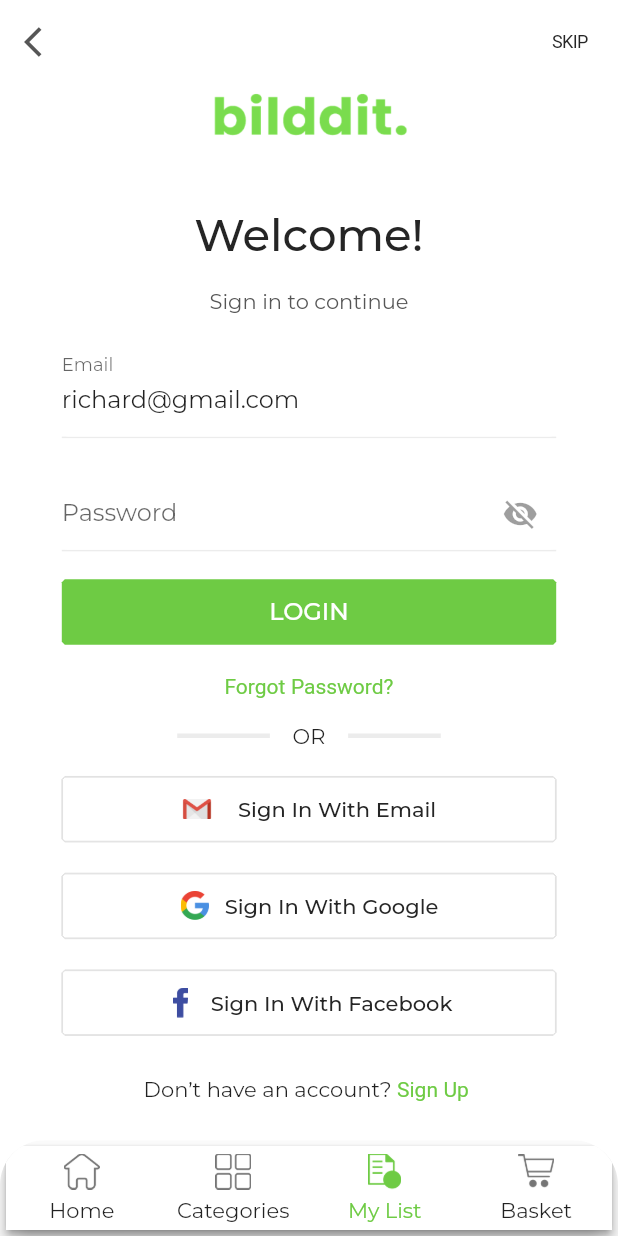
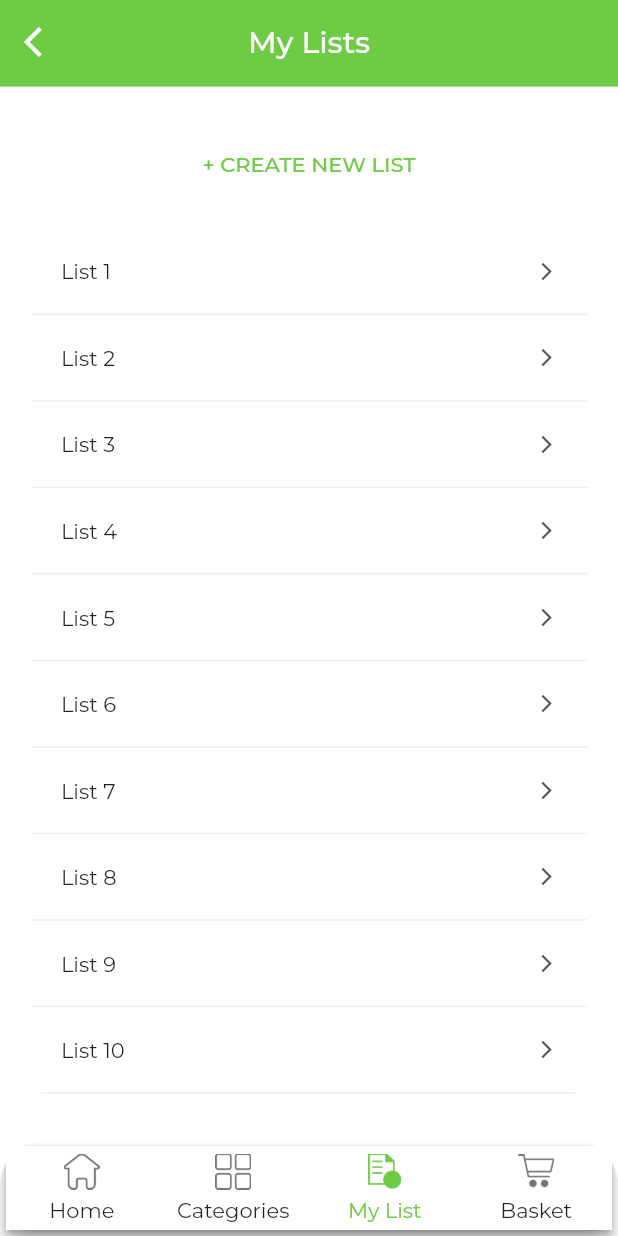
Before and after one commit to ishaque-mobikasa/trueBilddit, a Flutter app: the screen it shows after launch, item 3 of the bottom bar chosen, on a phone screen of 412 x 824 dp. Run offline on Flutter 3.47's test engine with Material 2 defaults, Android fonts, the phone set to English and light mode, and no system bars; drawn by our look-alikes of custom_navigation_bar; our stand-ins replace csc_picker, flutter_slidable, get, google_fonts, image_picker; key blocks and very long unbroken strings in the code were emptied for the run.

Commit message:
done List

```diff
--- a/lib/app/routes/routes.dart
+++ b/lib/app/routes/routes.dart
@@ -19,6 +19,8 @@ import 'package:truebildit/presentation/pages/login/otp_login/controller_binding
 import 'package:truebildit/presentation/pages/login/otp_login/otp_login_view.dart';
 import 'package:truebildit/presentation/pages/my_account/controllers_binding/my_account_binding.dart';
 import 'package:truebildit/presentation/pages/my_account/my_account_view.dart';
+import 'package:truebildit/presentation/pages/my_list/controllers_bindings/my_list_binding.dart';
+import 'package:truebildit/presentation/pages/my_list/my_list_view.dart';
 import 'package:truebildit/presentation/pages/profile/controllers_bindings/profile_binding.dart';
 import 'package:truebildit/presentation/pages/profile/profile_view.dart';
 import 'package:truebildit/presentation/pages/search_results/controllers_bindings/search_binding.dart';
@@ -46,6 +48,7 @@ class Routes {
   static const changePasswordView = "/changePasswordView";
   static const emailLoginView = "/emailLoginView";
   static const subCategoryView = "/subCategoryView";
+   static const myListView = "/myListView";
 }
 
 class AppPages {
@@ -114,5 +117,9 @@ class AppPages {
         name: Routes.subCategoryView,
         page: () => const SubCategoryView(),
         binding: SubCategoryBinding()),
+          GetPage(
+        name: Routes.myListView,
+        page: () => const MyListView(),
+        binding: MyListBinding()),
   ];
 }
--- a/lib/app/utils/strings.dart
+++ b/lib/app/utils/strings.dart
@@ -9,6 +9,7 @@ class AppStrings {
       "Enter your email address. You will receive an\n email with a link to reset your password";
   static String needYourLocation = "Need Your Location";
   static String searchForProduct = "Search for your product here...";
+  static String didntCreateList = "You didn't create a list yet.\n Please create a list to add your items";
 }
 
 class UrlStrings {}
@@ -46,4 +47,5 @@ class AssetStrings {
   static String emailIcon = "assets/images/mail_icon.png";
   static String gardeningIcon = "assets/images/gardening.png";
   static String changePassword = "assets/images/change_password.png";
+  static String emptyList = "assets/images/empty_list.png";
 }
--- a/lib/presentation/pages/address/view_all_address/address_view.dart
+++ b/lib/presentation/pages/address/view_all_address/address_view.dart
@@ -33,7 +33,7 @@ class ViewAllAddressView extends GetView<ViewAllAddressController> {
         ),
         Container(
           margin: EdgeInsets.only(top: Get.height * 0.01),
-          height: 55,
+          height: Get.height * 0.065,
           child: ShortButton(
               buttonTextStyle: TextStyle(
                   fontSize: 14,
--- a/lib/presentation/pages/dash_board/controllers_binding/dash_board_controller.dart
+++ b/lib/presentation/pages/dash_board/controllers_binding/dash_board_controller.dart
@@ -1,10 +1,8 @@
-import 'dart:developer';
-
 import 'package:flutter/material.dart';
 import 'package:get/get.dart';
-import 'package:truebildit/presentation/pages/address/add_address_page/add_address_view.dart';
+import 'package:truebildit/presentation/pages/address/view_all_address/address_view.dart';
 import 'package:truebildit/presentation/pages/home/home_view.dart';
-import 'package:truebildit/presentation/pages/login/email_login/email_login_view.dart';
+import 'package:truebildit/presentation/pages/my_list/my_list_view.dart';
 import 'package:truebildit/presentation/pages/sub_category_listing/sub_category_view.dart';
 
 class DashBoardController extends GetxController {
@@ -13,8 +11,8 @@ class DashBoardController extends GetxController {
   List<Widget> pages = [
     const HomeView(),
     const SubCategoryView(),
-    const EmailLoginView(),
-    const AddNewAddressView()
+    const MyListView(),
+    const ViewAllAddressView()
   ];
   Color getScaffoldColor() => _scaffoldBackground.value;
 
@@ -22,12 +20,8 @@ class DashBoardController extends GetxController {
   setIndex(index) {
     if (index != selectedIndex.value) {
       selectedIndex.value = index;
-      if (index == 0 || index == 1) {
-        setWhiteBackground = Colors.white.withAlpha(245);
-        log(Colors.white.withAlpha(245).toString());
-      } else {
-        setWhiteBackground = Colors.white;
-      }
+
+      setWhiteBackground = Colors.white.withAlpha(245);
     } else {
       return;
     }
--- a/lib/presentation/pages/login/email_login/email_login_view.dart
+++ b/lib/presentation/pages/login/email_login/email_login_view.dart
@@ -16,32 +16,12 @@ class EmailLoginView extends GetView<EmailLoginController> {
 
   @override
   Widget build(BuildContext context) {
-    return SingleChildScrollView(
+    return Stack(
+      children: [
+        SingleChildScrollView(
           physics: const BouncingScrollPhysics(),
           child: Column(
             children: [
-          AppBar(
-            elevation: 0,
-            backgroundColor: AppPaintings.kWhite,
-            leading: IconButton(
-              icon: Icon(
-                Icons.arrow_back_ios,
-                color: AppPaintings.themeLightBlack,
-              ),
-              onPressed: () {},
-            ),
-            actions: [
-              CupertinoButton(
-                  child: Text(
-                    "SKIP",
-                    style: TextStyle(
-                        fontSize: 12,
-                        fontWeight: FontWeight.w400,
-                        color: AppPaintings.themeBlack),
-                  ),
-                  onPressed: () {})
-            ],
-          ),
               Image.asset(
                 AssetStrings.bildItLogoGreen,
                 width: Get.width / 3,
@@ -139,7 +119,8 @@ class EmailLoginView extends GetView<EmailLoginController> {
                 width: Get.width * 0.8,
                 child: LongButton(
                     isSocialButton: true,
-                outlinedButtonBorderColor: AppPaintings.loginButtonBorderColor,
+                    outlinedButtonBorderColor:
+                        AppPaintings.loginButtonBorderColor,
                     buttonType: ButtonType.outLinedButton,
                     buttonText: "  Sign In With Email",
                     iconImage: AssetStrings.emailIcon,
@@ -153,7 +134,8 @@ class EmailLoginView extends GetView<EmailLoginController> {
                 width: Get.width * 0.8,
                 child: LongButton(
                     isSocialButton: true,
-                outlinedButtonBorderColor: AppPaintings.loginButtonBorderColor,
+                    outlinedButtonBorderColor:
+                        AppPaintings.loginButtonBorderColor,
                     buttonType: ButtonType.outLinedButton,
                     buttonText: "Sign In With Google",
                     iconImage: AssetStrings.googleIcon,
@@ -167,7 +149,8 @@ class EmailLoginView extends GetView<EmailLoginController> {
                 width: Get.width * 0.8,
                 child: LongButton(
                     isSocialButton: true,
-                outlinedButtonBorderColor: AppPaintings.loginButtonBorderColor,
+                    outlinedButtonBorderColor:
+                        AppPaintings.loginButtonBorderColor,
                     buttonType: ButtonType.outLinedButton,
                     buttonText: "Sign In With Facebook",
                     iconImage: AssetStrings.facebookIcon,
@@ -196,6 +179,33 @@ class EmailLoginView extends GetView<EmailLoginController> {
               ),
             ],
           ),
+        ),
+        SizedBox(
+          height: Get.height * 0.07,
+          child: AppBar(
+            elevation: 0,
+            backgroundColor: AppPaintings.kWhite,
+            leading: IconButton(
+              icon: Icon(
+                Icons.arrow_back_ios,
+                color: AppPaintings.themeLightBlack,
+              ),
+              onPressed: () {},
+            ),
+            actions: [
+              CupertinoButton(
+                  child: Text(
+                    "SKIP",
+                    style: TextStyle(
+                        fontSize: 12,
+                        fontWeight: FontWeight.w400,
+                        color: AppPaintings.themeBlack),
+                  ),
+                  onPressed: () {})
+            ],
+          ),
+        ),
+      ],
     );
   }
 }
--- a/lib/presentation/pages/my_account/widgets/my_account_item.dart
+++ b/lib/presentation/pages/my_account/widgets/my_account_item.dart
@@ -43,12 +43,15 @@ class MyaccountItem extends StatelessWidget {
             children: [
               Text(
                 title,
+                overflow: TextOverflow.ellipsis,
                 textAlign: TextAlign.right,
               ),
-              Icon(
-                Icons.arrow_forward_ios,
-                size: 14,
-                color: AppPaintings.themeLightBlack,
+              Flexible(
+                child: Icon(
+                  Icons.arrow_forward_ios,
+                  size: 14,
+                  color: AppPaintings.themeLightBlack,
+                ),
               )
             ],
           ),
--- /dev/null
+++ b/lib/presentation/pages/my_list/controllers_bindings/my_list_binding.dart
@@ -0,0 +1,10 @@
+import 'package:get/get.dart';
+
+import 'my_list_controller.dart';
+
+class MyListBinding extends Bindings {
+  @override
+  void dependencies() {
+    Get.lazyPut(() => MyListController());
+  }
+}
--- /dev/null
+++ b/lib/presentation/pages/my_list/controllers_bindings/my_list_controller.dart
@@ -0,0 +1,3 @@
+import 'package:get/get.dart';
+
+class MyListController extends GetxController {}
--- /dev/null
+++ b/lib/presentation/pages/my_list/my_list_view.dart
@@ -0,0 +1,89 @@
+import 'dart:developer';
+
+import 'package:flutter/material.dart';
+import 'package:get/get.dart';
+import 'package:truebildit/app/utils/app_paintings.dart';
+import 'package:truebildit/presentation/common_widgets/long_button.dart';
+import 'package:truebildit/presentation/common_widgets/short_button.dart';
+import 'package:truebildit/presentation/pages/my_account/widgets/my_account_item.dart';
+
+import 'controllers_bindings/my_list_controller.dart';
+import 'widgets/add_list_modal.dart';
+
+class MyListView extends GetView<MyListController> {
+  const MyListView({super.key});
+
+  @override
+  Widget build(BuildContext context) {
+    return Stack(
+      children: [
+        Padding(
+          padding: EdgeInsets.only(top: Get.height * 0.1),
+          child: Column(
+            children: [
+              Container(
+                height: Get.height * 0.065,
+                padding: EdgeInsets.symmetric(horizontal: Get.width * 0.05),
+                child: ShortButton(
+                    buttonTextStyle: TextStyle(
+                        fontSize: 14,
+                        color: AppPaintings.themeGreenColor,
+                        fontWeight: FontWeight.w500),
+                    backGroundColor: const Color.fromARGB(255, 255, 255, 255),
+                    maxWidth: Get.width,
+                    buttonType: ButtonType.outLinedButton,
+                    outlineButtonBorderColor: AppPaintings.kWhite,
+                    buttonText: "+ CREATE NEW LIST",
+                    onPressed: () {
+                      Get.bottomSheet(const AddNewWishListModal());
+                      log("Add new List");
+                    }),
+              ),
+              Flexible(
+                child: SingleChildScrollView(
+                  padding: EdgeInsets.only(top: Get.height * 0.02),
+                  physics: const BouncingScrollPhysics(),
+                  child: Column(
+                      children: List.generate(
+                          10,
+                          (index) => Container(
+                                margin: EdgeInsets.symmetric(
+                                    horizontal: Get.width * 0.05),
+                                child: MyaccountItem(
+                                    title: 'List ${index + 1}',
+                                    onTap: () => log("tapped on $index"),
+                                    borderRadius: index == 0
+                                        ? const BorderRadius.only(
+                                            topLeft: Radius.circular(10),
+                                            topRight: Radius.circular(10))
+                                        : index == 9
+                                            ? const BorderRadius.only(
+                                                bottomLeft: Radius.circular(10),
+                                                bottomRight:
+                                                    Radius.circular(10))
+                                            : null),
+                              ))),
+                ),
+              ),
+            ],
+          ),
+        ),
+        SizedBox(
+          height: Get.height * 0.07,
+          child: AppBar(
+            backgroundColor: AppPaintings.themeGreenColor,
+            elevation: 0,
+            centerTitle: true,
+            leading: IconButton(
+              icon: const Icon(Icons.arrow_back_ios),
+              onPressed: () => {},
+            ),
+            title: const Text(
+              'My Lists',
+            ),
+          ),
+        ),
+      ],
+    );
+  }
+}
```
Also changed, not shown: lib/presentation/pages/address/add_address_page/add_address_view.dart (+5 -4 lines), lib/presentation/pages/my_list/widgets/add_list_modal.dart (added, +117 -0 lines), lib/presentation/pages/my_list/widgets/my_list_empty_view.dart (added, +58 -0 lines), lib/presentation/pages/sub_category_listing/sub_category_view.dart (+5 -3 lines), assets/images/empty_list.png (added). Lines whose indentation alone changed are shown as unchanged.
